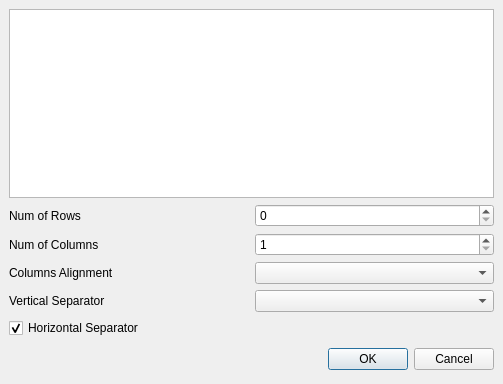
This is tabdialog.ui in svn2github/texstudio-trunk as Qt 5 draws it before an edit. The edited form follows.
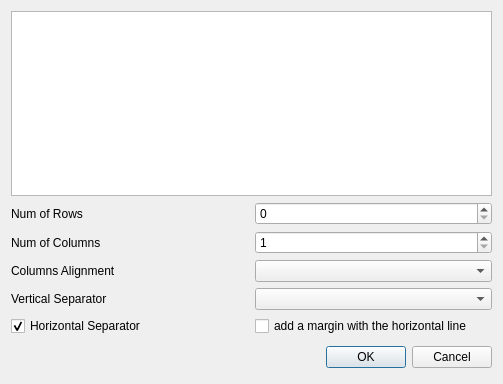
This is the edited form.

Commit message: more tabular wizard options like in tm 2

```diff
--- a/tabdialog.ui
+++ b/tabdialog.ui
@@ -9,72 +9,51 @@
     <height>384</height>
    </rect>
   </property>
-  <layout class="QGridLayout" >
-   <property name="margin" >
-    <number>9</number>
-   </property>
-   <property name="spacing" >
-    <number>6</number>
-   </property>
-   <item row="0" column="0" >
-    <layout class="QGridLayout" >
-     <property name="margin" >
+  <layout class="QGridLayout" name="gridLayout">
+   <item row="0" column="0" colspan="2">
+    <widget class="QTableWidget" name="tableWidget">
+     <property name="rowCount">
+      <number>0</number>
+     </property>
+     <property name="columnCount">
       <number>0</number>
      </property>
-     <property name="spacing" >
-      <number>6</number>
+    </widget>
+   </item>
+   <item row="1" column="0">
+    <widget class="QLabel" name="label_4">
+     <property name="text">
+      <string>Num of Rows</string>
      </property>
-     <item row="5" column="0" >
-      <widget class="QCheckBox" name="checkBox" >
-       <property name="text" >
-        <string>Horizontal Separator</string>
-       </property>
-       <property name="checked" >
-        <bool>true</bool>
-       </property>
-      </widget>
-     </item>
-     <item row="2" column="0" >
-      <widget class="QLabel" name="label_3" >
-       <property name="text" >
+    </widget>
+   </item>
+   <item row="1" column="1">
+    <widget class="QSpinBox" name="spinBoxRows"/>
+   </item>
+   <item row="2" column="0">
+    <widget class="QLabel" name="label_3">
+     <property name="text">
         <string>Num of Columns</string>
        </property>
       </widget>
      </item>
-     <item row="0" column="0" colspan="2" >
-      <widget class="QTableWidget" name="tableWidget" >
-       <property name="rowCount" >
-        <number>0</number>
-       </property>
-       <property name="columnCount" >
-        <number>0</number>
-       </property>
-      </widget>
-     </item>
-     <item row="3" column="0" >
-      <widget class="QLabel" name="label_2" >
-       <property name="text" >
-        <string>Columns Alignment</string>
-       </property>
-      </widget>
-     </item>
-     <item row="2" column="1" >
-      <widget class="QSpinBox" name="spinBoxColumns" >
-       <property name="minimum" >
+   <item row="2" column="1">
+    <widget class="QSpinBox" name="spinBoxColumns">
+     <property name="minimum">
         <number>1</number>
        </property>
       </widget>
      </item>
-     <item row="4" column="0" >
-      <widget class="QLabel" name="label" >
-       <property name="text" >
-        <string>Vertical Separator</string>
+   <item row="3" column="0">
+    <widget class="QLabel" name="label_2">
+     <property name="text">
+      <string>Columns Alignment</string>
        </property>
       </widget>
      </item>
-     <item row="3" column="1" >
-      <widget class="QComboBox" name="comboAlignment" >
-       <property name="currentIndex" >
+   <item row="3" column="1">
+    <widget class="QComboBox" name="comboAlignment">
+     <property name="currentIndex">
         <number>-1</number>
        </property>
        <property name="maxVisibleItems" >
@@ -82,29 +61,41 @@
        </property>
       </widget>
      </item>
-     <item row="1" column="1" >
-      <widget class="QSpinBox" name="spinBoxRows" />
-     </item>
-     <item row="1" column="0" >
-      <widget class="QLabel" name="label_4" >
-       <property name="text" >
-        <string>Num of Rows</string>
+   <item row="4" column="0">
+    <widget class="QLabel" name="label">
+     <property name="text">
+      <string>Vertical Separator</string>
        </property>
       </widget>
      </item>
-     <item row="4" column="1" >
-      <widget class="QComboBox" name="comboSeparator" />
-     </item>
-    </layout>
+   <item row="4" column="1">
+    <widget class="QComboBox" name="comboSeparator"/>
+   </item>
+   <item row="5" column="0">
+    <widget class="QCheckBox" name="checkBox">
+     <property name="text">
+      <string>Horizontal Separator</string>
+     </property>
+     <property name="checked">
+      <bool>true</bool>
+     </property>
+    </widget>
    </item>
-   <item row="1" column="0" >
-    <layout class="QHBoxLayout" >
-     <property name="margin" >
-      <number>0</number>
+   <item row="5" column="1">
+    <widget class="QCheckBox" name="checkBoxMargin">
+     <property name="text">
+      <string>add a margin with the horizontal line</string>
      </property>
-     <property name="spacing" >
+    </widget>
+   </item>
+   <item row="6" column="0" colspan="2">
+    <layout class="QHBoxLayout">
+     <property name="spacing">
       <number>6</number>
      </property>
+     <property name="margin">
+      <number>0</number>
+     </property>
      <item>
       <spacer>
        <property name="orientation" >
@@ -119,15 +110,15 @@
       </spacer>
      </item>
      <item>
-      <widget class="QPushButton" name="okButton" >
-       <property name="text" >
+      <widget class="QPushButton" name="okButton">
+       <property name="text">
         <string>OK</string>
        </property>
       </widget>
      </item>
      <item>
-      <widget class="QPushButton" name="cancelButton" >
-       <property name="text" >
+      <widget class="QPushButton" name="cancelButton">
+       <property name="text">
         <string>Cancel</string>
        </property>
       </widget>
```
Left out of the diff: 45 changed lines with no effect on the pictures. Lines whose indentation alone changed are shown as unchanged. The commit also changes 2 other files.
